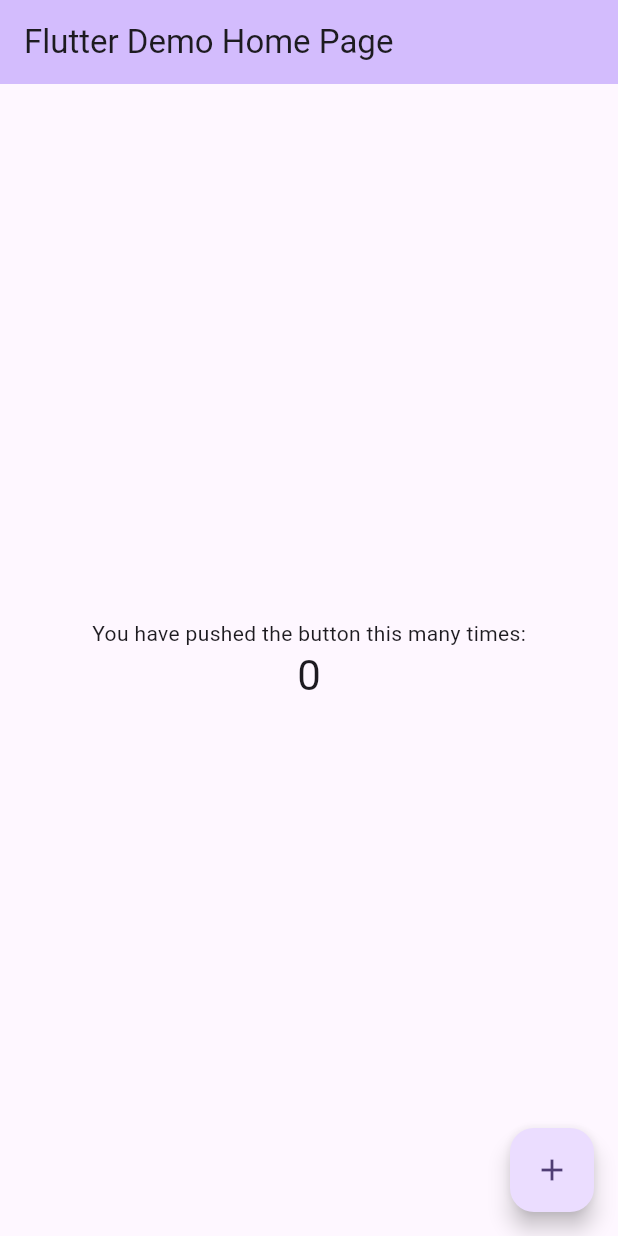
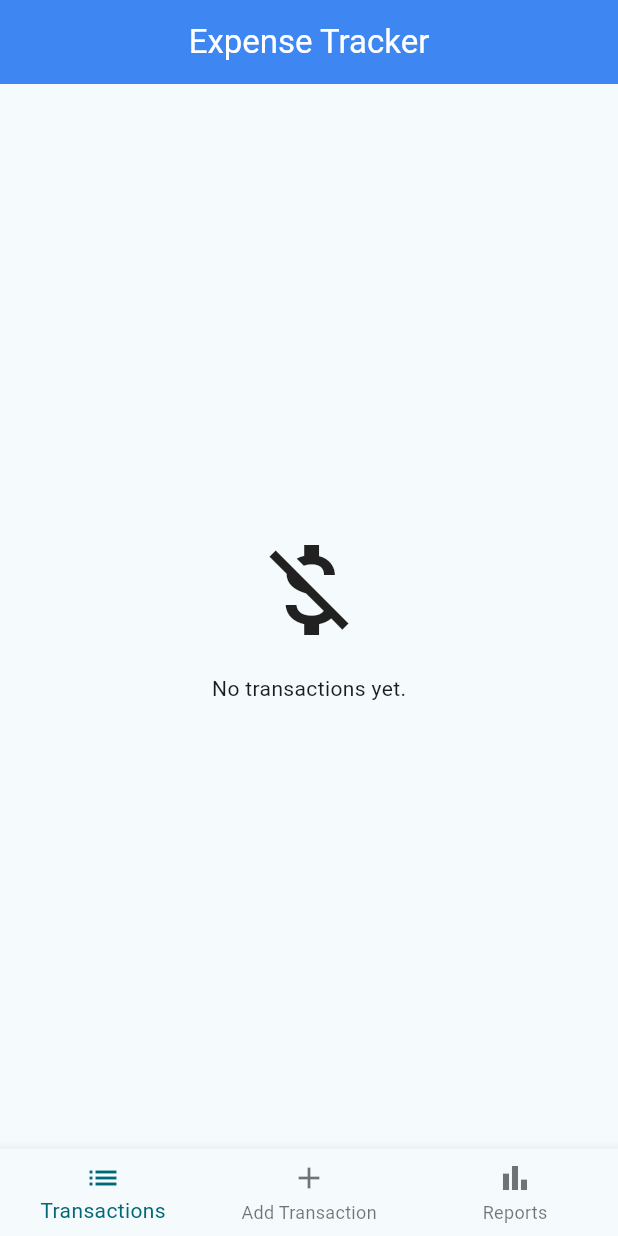
Before and after one commit to Mark-G-CS/CapstoneProjectSp2025, a Flutter app: the screen it shows after launch, on a phone screen of 412 x 824 dp. Run offline on Flutter 3.47's test engine with Material 3 defaults, Android fonts, the phone set to English and light mode, and no system bars; our stand-ins replace firebase_core, fl_chart, hive, hive_flutter; accounts and stored records are empty.

Commit message:
Basic Functionality

```diff
--- a/lib/main.dart
+++ b/lib/main.dart
@@ -1,9 +1,27 @@
+//main.dart
 import 'package:flutter/material.dart';
+
+import 'package:hive_flutter/hive_flutter.dart';
+import 'models/transaction.dart';
+//import 'models/transaction.g.dart';
+import 'screens/home_screen.dart';
+
+//Firebase Imports (not used right now)
 import 'firebase_options.dart';
 import 'package:firebase_core/firebase_core.dart';
 
-void main()  {
+void main() async {
+
   WidgetsFlutterBinding.ensureInitialized();
+
+  // initialize hive
+  await Hive.initFlutter();
+  // register the TransactionAdapter
+  Hive.registerAdapter(TransactionAdapter());
+
+  // open the hive box
+  await Hive.openBox('transactions');
+
   runApp(const MyApp());
 }
 
@@ -31,14 +49,23 @@ class MyApp extends StatelessWidget {
         //
         // This works for code too, not just values: Most code changes can be
         // tested with just a hot reload.
-        colorScheme: ColorScheme.fromSeed(seedColor: Colors.deepPurple),
+        colorScheme: ColorScheme.fromSeed(seedColor: Colors.cyan),
         useMaterial3: true,
+        appBarTheme: AppBarTheme( // Example customization
+          backgroundColor: Colors.blueAccent,
+          foregroundColor: Colors.white,
+          elevation: 4,
+        ),
       ),
-      home: const MyHomePage(title: 'Flutter Demo Home Page'),
+      home: const ExpenseHomeScreen(), // the main home screen
+      debugShowCheckedModeBanner: false,
     );
   }
 }
 
+
+
+/*
 class MyHomePage extends StatefulWidget {
   const MyHomePage({super.key, required this.title});
 
@@ -125,4 +152,4 @@ class _MyHomePageState extends State<MyHomePage> {
       ), // This trailing comma makes auto-formatting nicer for build methods.
     );
   }
-}
+}*/
--- /dev/null
+++ b/lib/models/transaction.dart
@@ -0,0 +1,24 @@
+//transcation.dart
+
+import 'package:hive/hive.dart';
+
+part 'transaction.g.dart';
+
+
+
+@HiveType(typeId: 0)
+class Transaction extends HiveObject {
+  @HiveField(0)
+  final String category;
+
+  @HiveField(1)
+  final double amount;
+
+  @HiveField(2)
+  final bool isIncome;
+
+  @HiveField(3)
+  final DateTime date;
+
+  Transaction({required this.category, required this.amount, required this.isIncome, required this.date});
+}
--- /dev/null
+++ b/lib/screens/home_screen.dart
@@ -0,0 +1,57 @@
+//home_screen.dart
+import 'package:flutter/material.dart';
+import '../screens/add_transaction_screen.dart';
+import '../screens/report_screen.dart';
+import '../screens/transaction_screen.dart';
+
+class ExpenseHomeScreen extends StatefulWidget {
+  const ExpenseHomeScreen({super.key});
+
+  @override
+  _ExpenseHomeScreenState createState() => _ExpenseHomeScreenState();
+}
+
+class _ExpenseHomeScreenState extends State<ExpenseHomeScreen> {
+  int _selectedIndex = 0;
+
+  final List<Widget> _screens = [
+    const TransactionScreen(),
+    const AddTransactionScreen(),
+    const ReportsScreen(),
+  ];
+
+  void _onItemTapped(int index) {
+    setState(() {
+      _selectedIndex = index;
+    });
+  }
+
+  @override
+  Widget build(BuildContext context) {
+    return Scaffold(
+      appBar: AppBar(
+        centerTitle: true,
+        title: const Text('Expense Tracker'),
+      ),
+      body: _screens[_selectedIndex],
+      bottomNavigationBar: BottomNavigationBar(
+        items: const <BottomNavigationBarItem>[
+          BottomNavigationBarItem(
+            icon: Icon(Icons.list),
+            label: 'Transactions',
+          ),
+          BottomNavigationBarItem(
+            icon: Icon(Icons.add),
+            label: 'Add Transaction',
+          ),
+          BottomNavigationBarItem(
+            icon: Icon(Icons.bar_chart),
+            label: 'Reports',
+          ),
+        ],
+        currentIndex: _selectedIndex,
+        onTap: _onItemTapped,
+      ),
+    );
+  }
+}
--- /dev/null
+++ b/lib/screens/transaction_screen.dart
@@ -0,0 +1,92 @@
+//transcation_screen.dart
+
+import '../models/transaction.dart';
+import 'package:flutter/material.dart';
+import 'package:hive_flutter/hive_flutter.dart';
+import 'package:intl/intl.dart';
+
+class TransactionScreen extends StatelessWidget {
+  const TransactionScreen({super.key});
+
+  @override
+  Widget build(BuildContext context) {
+    // Retrieve the Hive box where transactions are stored
+    final transactionBox = Hive.box('transactions');
+
+    return Scaffold(
+      body: ValueListenableBuilder(
+        // Listens to changes in the transactions box and rebuilds UI accordingly
+        valueListenable: transactionBox.listenable(),
+        builder: (context, Box box, widget) {
+          // Display message when there are no transactions
+          if (box.isEmpty) {
+            return const Center(
+              child: Column(
+                mainAxisAlignment: MainAxisAlignment.center,
+                children: [
+                  Icon(
+                    Icons.money_off, // Icon indicating no transactions
+                    size: 80,
+                  ),
+                  SizedBox(height: 16),
+                  Text(
+                    'No transactions yet.',
+                    // Optionally style this text using theme later
+                  ),
+                ],
+              ),
+            );
+          } else {
+            // If transactions exist, display them in a ListView
+            return ListView.builder(
+              padding: const EdgeInsets.all(16),
+              itemCount: box.length, // Number of transactions
+              itemBuilder: (context, index) {
+                // Retrieve the transaction at the current index
+                final transaction = box.getAt(index) as Transaction;
+                final isIncome =
+                    transaction.isIncome; // Check if it's an income
+                final formattedDate = DateFormat.yMMMd()
+                    .format(transaction.date); // Format the date
+
+                // Display each transaction inside a card
+                return Card(
+                  margin: const EdgeInsets.symmetric(vertical: 8),
+                  elevation: 3,
+                  child: ListTile(
+                    leading: Icon(
+                      isIncome
+                          ? Icons.arrow_upward
+                          : Icons
+                          .arrow_downward, // Icon depending on transaction type
+                      color: isIncome
+                          ? Colors.green
+                          : Colors.red, // Color for income/expense
+                    ),
+                    title: Text(
+                      transaction.category, // Transaction category name
+                      // style: theme.textTheme.subtitle1, // Optional text styling
+                    ),
+                    subtitle: Text(formattedDate), // Formatted transaction date
+                    trailing: Text(
+                      isIncome
+                          ? '+ \$${transaction.amount.toStringAsFixed(2)}' // Display income with plus sign
+                          : '- \$${transaction.amount.toStringAsFixed(2)}', // Display expense with minus sign
+                      style: TextStyle(
+                        fontWeight: FontWeight.bold,
+                        color: isIncome
+                            ? Colors.green
+                            : Colors.red, // Color based on transaction type
+                        fontSize: 16,
+                      ),
+                    ),
+                  ),
+                );
+              },
+            );
+          }
+        },
+      ),
+    );
+  }
+}
--- a/pubspec.yaml
+++ b/pubspec.yaml
@@ -36,6 +36,10 @@ dependencies:
   cupertino_icons: ^1.0.8
 
   firebase_core: ^3.13.0
+  hive: ^2.2.3
+  hive_flutter: ^1.1.0
+  intl: ^0.20.2
+  fl_chart: ^0.71.0
 dev_dependencies:
   flutter_test:
     sdk: flutter
@@ -46,6 +50,8 @@ dev_dependencies:
   # package. See that file for information about deactivating specific lint
   # rules and activating additional ones.
   flutter_lints: ^5.0.0
+  hive_generator: ^2.0.1
+  build_runner: ^2.4.15
 
 # For information on the generic Dart part of this file, see the
 # following page: https://dart.dev/tools/pub/pubspec
```
Also changed, not shown: lib/screens/add_transaction_screen.dart (added, +150 -0 lines), lib/screens/report_screen.dart (added, +125 -0 lines), lib/models/transaction.g.dart (added), pubspec.lock, 1 other file.
